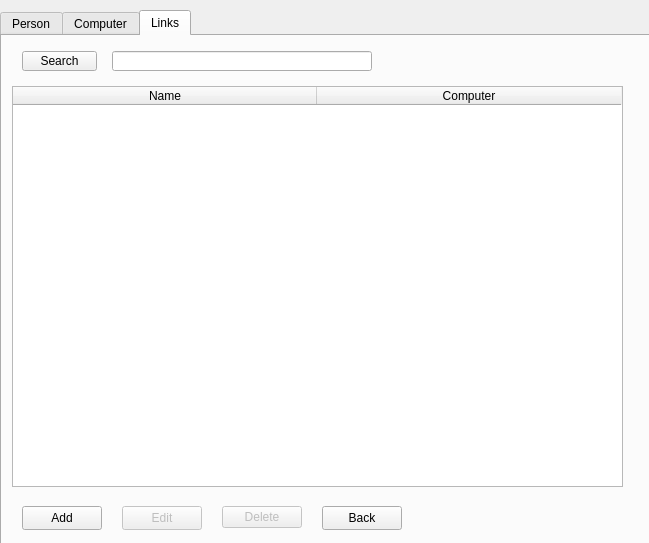
First picture: the form in Widget/displaylist.ui, repository Ladanvini/VLN1-Hopur-5, before the edit.
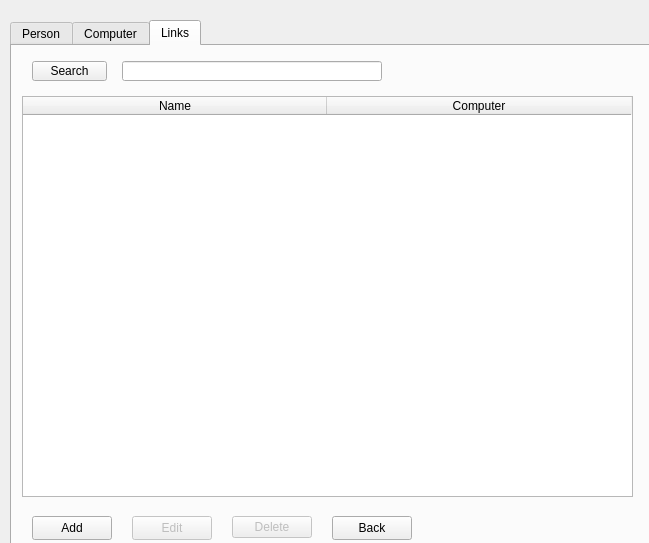
Second picture: the form after the edit. The open tabs and pages were chosen to show the change.

Commit message: Fixed tab orders on menus

Patch:
```diff
--- a/Widget/displaylist.ui
+++ b/Widget/displaylist.ui
@@ -16,8 +16,8 @@
   <widget class="QTabWidget" name="Displaytaps">
    <property name="geometry">
     <rect>
-     <x>0</x>
-     <y>10</y>
+     <x>10</x>
+     <y>20</y>
      <width>651</width>
      <height>541</height>
     </rect>
```
Left out of the diff: 26 changed lines with no effect on the pictures. The commit also changes 5 other files.
